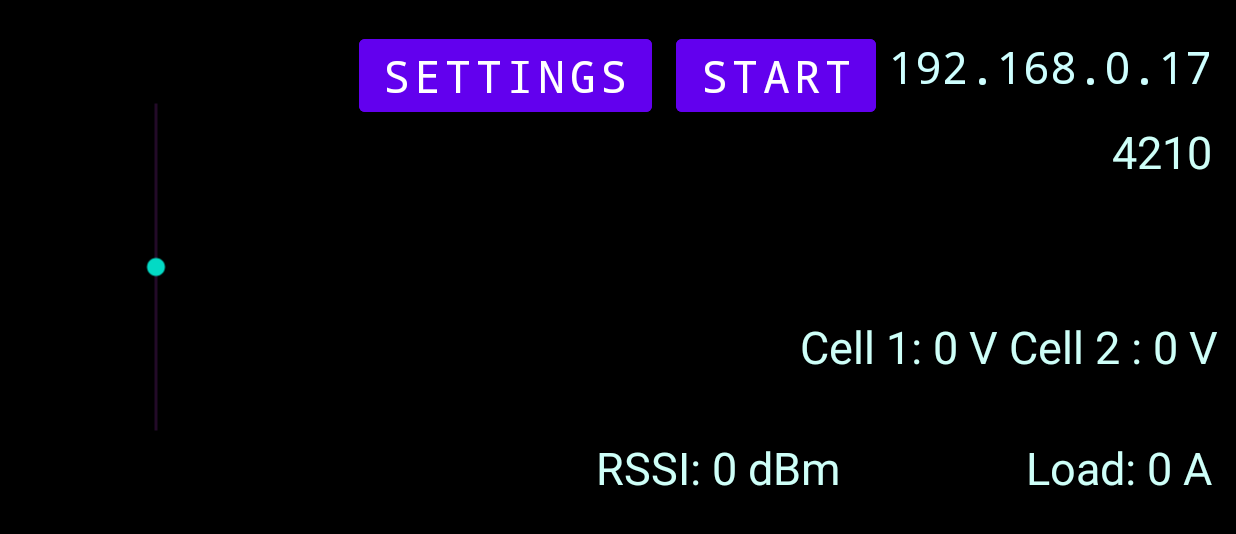
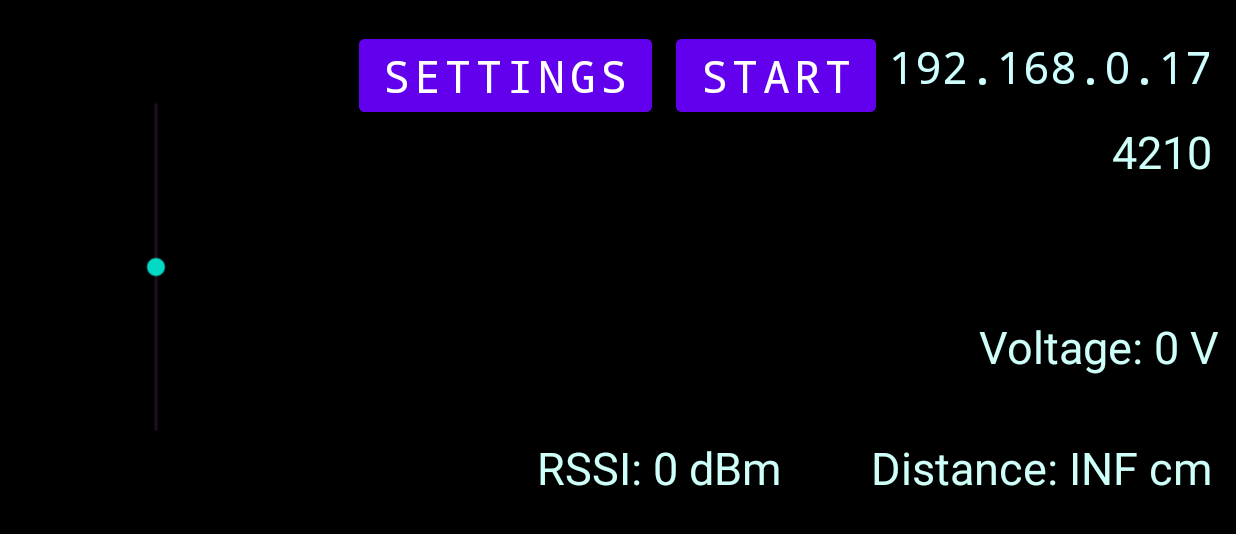
Before and after one commit to Netz00/-ES8266-full-duplex-RC, an Android app: the screen it shows after launch (MainActivity), on a phone screen of 824 x 412 dp (held sideways), the part 84-618 px from its top. Run offline under Robolectric (Android 15) with nearby library versions, the phone set to English and light mode, and no system bars; 1 statement that could not run was skipped.

Commit message:
Replaced Voltage2 TextView with Distance

```diff
--- a/android/app/src/main/java/com/fesb/carduino/MainActivity.java
+++ b/android/app/src/main/java/com/fesb/carduino/MainActivity.java
@@ -34,7 +34,7 @@ public class MainActivity extends AppCompatActivity {
     TextView IpTextView;
     TextView PortTextView;
     TextView voltage;
-    TextView current;
+    TextView distanceView;
     TextView rssi;
     Button settingsB;
     Button startB;
@@ -60,7 +60,7 @@ public class MainActivity extends AppCompatActivity {
 
 
     // Sound variables
-    private SoundPool soundPool;
+    private SoundPool soundPool = null;
     private int sound1;
     private int sound3StreamId;
 
@@ -147,7 +147,7 @@ public class MainActivity extends AppCompatActivity {
         IpTextView = (TextView) findViewById(R.id.ip);
         PortTextView = (TextView) findViewById(R.id.port);
         voltage = (TextView) findViewById(R.id.voltage);
-        current = (TextView) findViewById(R.id.current);
+        distanceView = (TextView) findViewById(R.id.distance);
         rssi = (TextView) findViewById(R.id.rssi);
         settingsB = (Button) findViewById(R.id.settings);
         startB = (Button) findViewById(R.id.start);
@@ -166,33 +166,9 @@ public class MainActivity extends AppCompatActivity {
         maxVolume = (float) audioManager.getStreamMaxVolume(AudioManager.STREAM_MUSIC);
         volume = actVolume / maxVolume;
 
-        //Hardware buttons setting to adjust the media sound
-        this.setVolumeControlStream(AudioManager.STREAM_MUSIC);
 
-        // Sound pool init
+        initSoundPlayer();
 
-        if (Build.VERSION.SDK_INT >= Build.VERSION_CODES.LOLLIPOP) {
-            AudioAttributes audioAttributes = new AudioAttributes.Builder()
-                    .setUsage(AudioAttributes.USAGE_ASSISTANCE_SONIFICATION)
-                    .setContentType(AudioAttributes.CONTENT_TYPE_SONIFICATION)
-                    .build();
-
-            soundPool = new SoundPool.Builder()
-                    .setMaxStreams(6)
-                    .setAudioAttributes(audioAttributes)
-                    .build();
-        } else {
-            soundPool = new SoundPool(6, AudioManager.STREAM_MUSIC, 0);
-        }
-
-        soundPool.setOnLoadCompleteListener(new SoundPool.OnLoadCompleteListener() {
-            @Override
-            public void onLoadComplete(SoundPool soundPool, int sampleId, int status) {
-                soundsLoaded = true;
-            }
-        });
-
-        sound1 = soundPool.load(this, R.raw.sound1, 1);
 
         // Settings button listener init
 
@@ -277,19 +253,25 @@ public class MainActivity extends AppCompatActivity {
                 previousMeasurement = measurement;
 
                 String[] parsed = measurement.split("[&]");
-                voltage.setText("Cell 1: " + parsed[0] + " V  Cell 2 : " + parsed[1] + " V");
-                current.setText("Load: " + parsed[2] + "A");
-                rssi.setText("RSSI: " + parsed[4] + "dBm");
+
+                voltage.setText("Voltage: " + parsed[0] + " V");
+
+                rssi.setText("RSSI: " + parsed[4] + " dBm");
 
                 distance = Float.parseFloat(parsed[3]);
+
             }
 
             // 110 entire beep
             if (distance < 50) {
-                float delay = (float) (exp(distance / 8) + 150);
+                distanceView.setText("Distance: " + distance + " cm");
+
+                float delay = (float) (exp(distance / 8) + 130);
                 measureDelay = Math.round(delay);
                 playSound(sound1);
             } else {
+                distanceView.setText("Distance: INF cm");
+
                 measureDelay = 600;
             }
         }
@@ -304,10 +286,6 @@ public class MainActivity extends AppCompatActivity {
         }
     };
 
-
-    public String[] parseString(String str) {
-        return str.split("[&]");
-    }
 
     /**
      * Sound player
@@ -330,13 +308,40 @@ public class MainActivity extends AppCompatActivity {
             soundPool.play(soundID, volume, volume, 1, 0, 1f);
             counter = counter++;
         }
-/* TODO
-        soundPool.play(sound1, 1, 1, 0, 0, 1);
-        //soundPool.pause(sound3StreamId);
-        soundPool.autoPause();
-        sound3StreamId = soundPool.play(sound1, 1, 1, 0, 0, 1);
-*/
 
+    }
+
+    public void initSoundPlayer() {
+
+        // Sound pool init
+        if (soundPool == null) {
+
+            //Hardware buttons setting to adjust the media sound
+            this.setVolumeControlStream(AudioManager.STREAM_MUSIC);
+
+            if (Build.VERSION.SDK_INT >= Build.VERSION_CODES.LOLLIPOP) {
+                AudioAttributes audioAttributes = new AudioAttributes.Builder()
+                        .setUsage(AudioAttributes.USAGE_GAME)
+                        .setContentType(AudioAttributes.CONTENT_TYPE_MUSIC)
+                        .build();
+
+                soundPool = new SoundPool.Builder()
+                        .setMaxStreams(6)
+                        .setAudioAttributes(audioAttributes)
+                        .build();
+            } else {
+                soundPool = new SoundPool(6, AudioManager.STREAM_MUSIC, 0);
+            }
+
+            soundPool.setOnLoadCompleteListener(new SoundPool.OnLoadCompleteListener() {
+                @Override
+                public void onLoadComplete(SoundPool soundPool, int sampleId, int status) {
+                    soundsLoaded = true;
+                }
+            });
+
+            sound1 = soundPool.load(this, R.raw.sound1, 1);
+        }
     }
 
 
@@ -417,6 +422,8 @@ public class MainActivity extends AppCompatActivity {
         mRotationVectorSensor = mSensorManager.getDefaultSensor(mSensorInUse);
         mRotationListener = new RotationListener();
         mSensorManager.registerListener(mRotationListener, mRotationVectorSensor, SensorManager.SENSOR_DELAY_GAME);
+
+        initSoundPlayer();
 
         super.onResume();
     }
--- a/android/app/src/main/java/com/fesb/carduino/UdpServerThread.java
+++ b/android/app/src/main/java/com/fesb/carduino/UdpServerThread.java
@@ -34,7 +34,6 @@ public class UdpServerThread extends Thread {
             socket = new DatagramSocket(serverPort);
 
             Log.i("UdpServerThread", "UDP Server is running");
-            Log.e("UdpServerThread", "UDP Server is running");
 
             while (running) {
                 byte[] buf = new byte[31];
--- a/android/app/src/main/res/layout/activity_main.xml
+++ b/android/app/src/main/res/layout/activity_main.xml
@@ -98,16 +98,16 @@
         android:textColor="#CEFFF8"
         android:textColorHighlight="#00C2C2"
         android:textSize="30sp"
-        app:layout_constraintBottom_toTopOf="@+id/current"
+        app:layout_constraintBottom_toTopOf="@+id/distance"
         app:layout_constraintEnd_toEndOf="parent" />
 
     <TextView
-        android:id="@+id/current"
+        android:id="@+id/distance"
         android:layout_width="wrap_content"
         android:layout_height="wrap_content"
         android:layout_marginEnd="16dp"
         android:layout_marginBottom="24dp"
-        android:text="@string/defaultCurrent"
+        android:text="@string/defaultDistance"
         android:textAlignment="center"
         android:textColor="#CEFFF8"
         android:textColorHighlight="#00C2C2"
@@ -119,7 +119,7 @@
         android:id="@+id/rssi"
         android:layout_width="wrap_content"
         android:layout_height="wrap_content"
-        android:layout_marginEnd="124dp"
+        android:layout_marginEnd="60dp"
         android:layout_marginBottom="24dp"
         android:text="@string/defaultRssi"
         android:textAlignment="center"
@@ -127,6 +127,6 @@
         android:textColorHighlight="#00C2C2"
         android:textSize="30sp"
         app:layout_constraintBottom_toBottomOf="parent"
-        app:layout_constraintEnd_toStartOf="@+id/current" />
+        app:layout_constraintEnd_toStartOf="@+id/distance" />
 
 </androidx.constraintlayout.widget.ConstraintLayout>
--- a/android/app/src/main/res/values/strings.xml
+++ b/android/app/src/main/res/values/strings.xml
@@ -7,7 +7,7 @@
     <string name="IPadress">IP adress</string>
     <string name="portNumber">PORT</string>
     <string name="fps">DELAY BETWEEN PACKETS [ms]</string>
-    <string name="defaultVoltage">Cell 1: 0 V  Cell 2 : 0 V</string>
-    <string name="defaultCurrent">Load: 0 A</string>
+    <string name="defaultVoltage">Voltage: 0 V</string>
+    <string name="defaultDistance">Distance: INF cm</string>
     <string name="defaultRssi">RSSI: 0 dBm</string>
 </resources>
```
